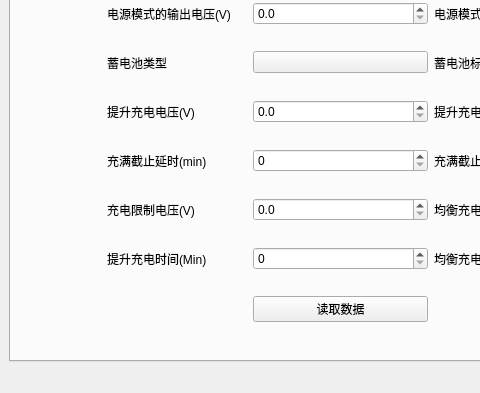
Before: the Qt Designer form ui/dc_layout.ui in xxxy-bit/SRNE_UP, drawn with Qt 5; both pictures show x 0 to 480 and y 159 to 552 of the 1181 by 552 pixel window.
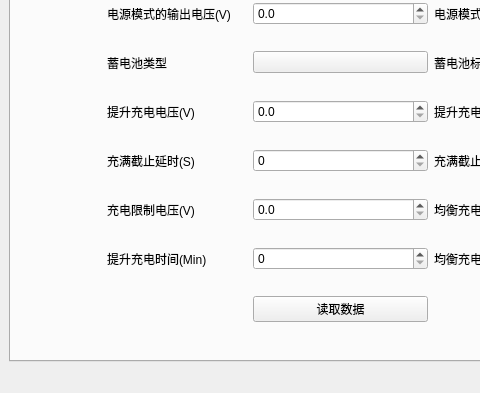
After: the same form once the commit is applied. Custom widgets are drawn as their Qt base class.

Commit message: feat: 新增充满截止功能

Patch:
```diff
--- a/ui/dc_layout.ui
+++ b/ui/dc_layout.ui
@@ -1242,7 +1242,7 @@
           <item row="5" column="1">
            <widget class="QLabel" name="label_27">
             <property name="text">
-             <string>充满截止延时(min)</string>
+             <string>充满截止延时(S)</string>
             </property>
            </widget>
           </item>
```
The commit also changes 7 other files.
